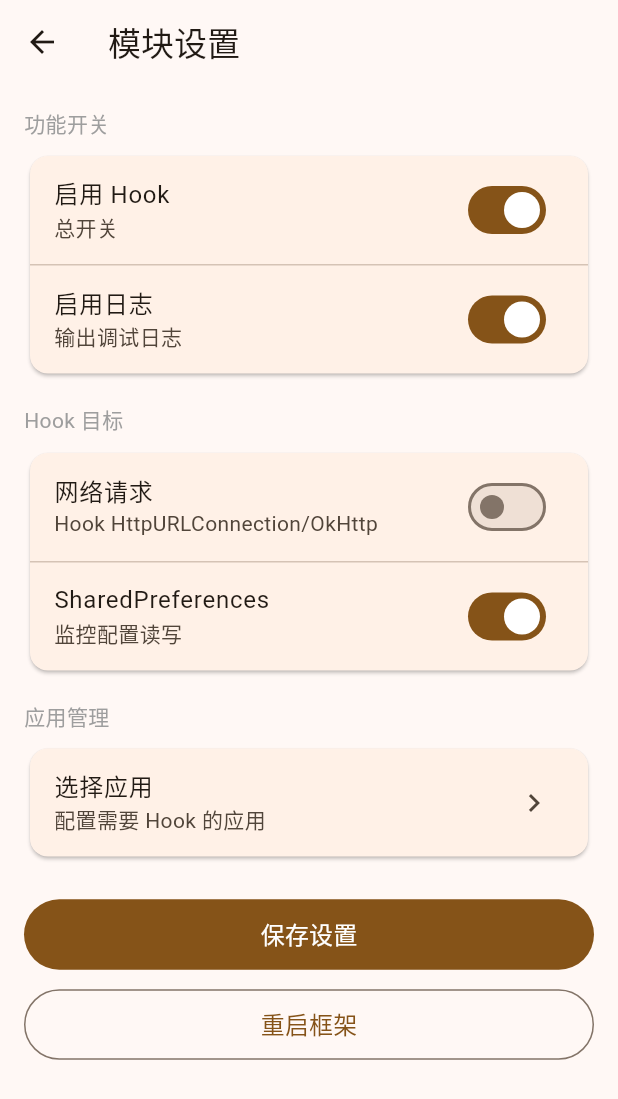
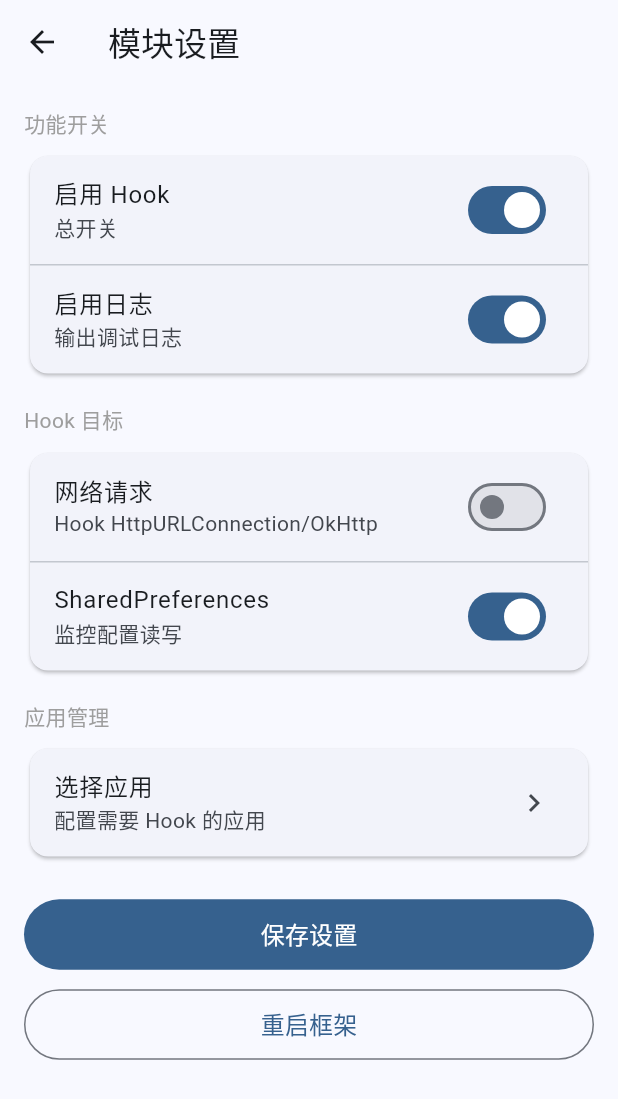
Before and after one commit to SpacJoy/MyXposed, a Flutter app: the screen it shows after launch, after a tap on "模块设置", on a phone screen of 412 x 824 dp. Shown: the top 1099 px of the screen. Run offline on Flutter 3.47's test engine with Material 3 defaults, Android fonts, the phone set to English and light mode, and no system bars; drawn by our look-alikes of dynamic_color.

Commit message:
feat: 添加动态颜色支持以匹配系统主题
- 引入 dynamic_color 依赖包，使应用能够根据系统主题动态调整配色方案
- 重构主应用入口，使用 DynamicColorBuilder 包装 MaterialApp
- 分别配置亮色和暗色主题，当系统支持动态颜色时优先使用系统配色
- 设置主题模式为系统跟随模式，提升用户体验一致性

```diff
--- a/lib/main.dart
+++ b/lib/main.dart
@@ -1,5 +1,6 @@
 import 'package:flutter/material.dart';
 import 'package:flutter/services.dart';
+import 'package:dynamic_color/dynamic_color.dart';
 import 'pages/setting_page.dart';
 
 void main() {
@@ -11,13 +12,22 @@ class MyApp extends StatelessWidget {
 
   @override
   Widget build(BuildContext context) {
+    return DynamicColorBuilder(
+      builder: (ColorScheme? lightDynamic, ColorScheme? darkDynamic) {
         return MaterialApp(
           title: 'MyXposed',
           theme: ThemeData(
-        colorScheme: ColorScheme.fromSeed(seedColor: Colors.orange),
+            colorScheme: lightDynamic ?? ColorScheme.fromSeed(seedColor: Colors.blue),
             useMaterial3: true,
           ),
+          darkTheme: ThemeData(
+            colorScheme: darkDynamic ?? ColorScheme.fromSeed(seedColor: Colors.blue, brightness: Brightness.dark),
+            useMaterial3: true,
+          ),
+          themeMode: ThemeMode.system,
           home: const HomePage(),
+        );
+      },
     );
   }
 }
--- a/pubspec.yaml
+++ b/pubspec.yaml
@@ -34,6 +34,7 @@ dependencies:
   # The following adds the Cupertino Icons font to your application.
   # Use with the CupertinoIcons class for iOS style icons.
   cupertino_icons: ^1.0.8
+  dynamic_color: ^1.7.0
 
 dev_dependencies:
   flutter_test:
```
Lines whose indentation alone changed are shown as unchanged.
